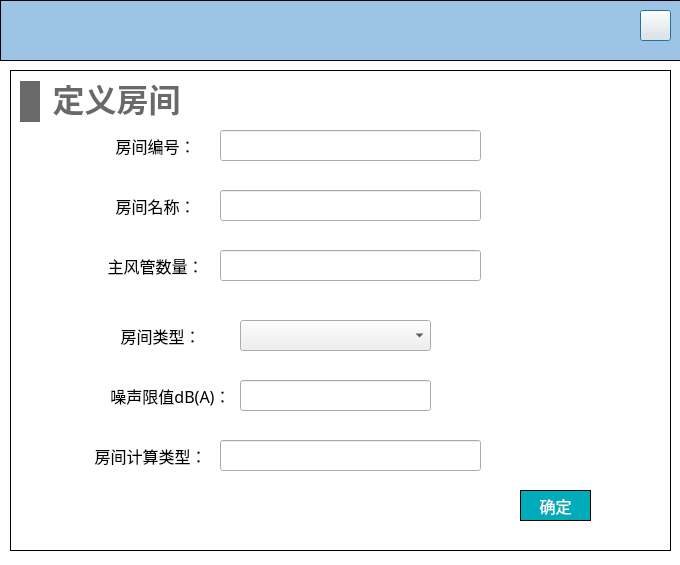
Qt form NoiseCalSoft/roomDefineForm/dialog_addroom.ui (haobana/NoiCal) before a commit.
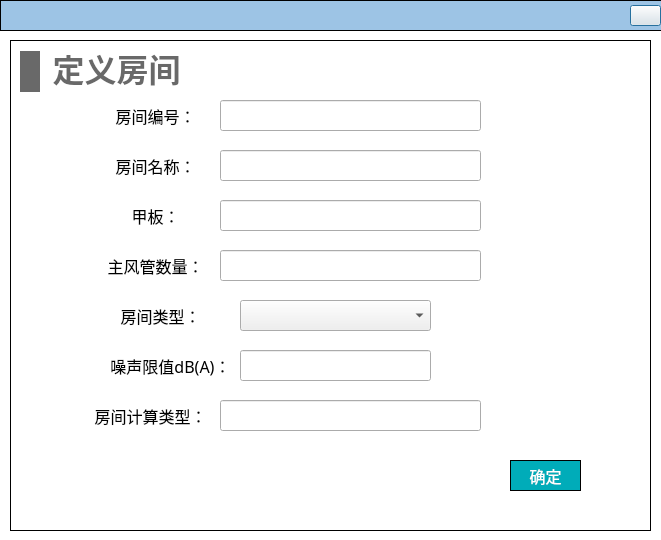
The same form after that commit. Icons and pictures are not drawn.

Patch:
```diff
--- a/NoiseCalSoft/roomDefineForm/dialog_addroom.ui
+++ b/NoiseCalSoft/roomDefineForm/dialog_addroom.ui
@@ -6,8 +6,8 @@
    <rect>
     <x>0</x>
     <y>0</y>
-    <width>680</width>
-    <height>565</height>
+    <width>661</width>
+    <height>540</height>
    </rect>
   </property>
   <property name="windowTitle">
@@ -25,7 +25,7 @@
      <x>0</x>
      <y>0</y>
      <width>681</width>
-     <height>61</height>
+     <height>31</height>
     </rect>
    </property>
    <property name="styleSheet">
@@ -39,10 +39,10 @@
    <widget class="QPushButton" name="close">
     <property name="geometry">
      <rect>
-      <x>640</x>
-      <y>10</y>
+      <x>630</x>
+      <y>5</y>
       <width>31</width>
-      <height>31</height>
+      <height>21</height>
      </rect>
     </property>
     <property name="styleSheet">
@@ -57,9 +57,9 @@
    <property name="geometry">
     <rect>
      <x>10</x>
-     <y>70</y>
-     <width>661</width>
-     <height>481</height>
+     <y>40</y>
+     <width>641</width>
+     <height>491</height>
     </rect>
    </property>
    <property name="styleSheet">
@@ -144,7 +144,7 @@
    <widget class="QPushButton" name="pushButton">
     <property name="geometry">
      <rect>
-      <x>510</x>
+      <x>500</x>
       <y>420</y>
       <width>71</width>
       <height>31</height>
@@ -180,7 +180,7 @@
     <property name="geometry">
      <rect>
       <x>210</x>
-      <y>180</y>
+      <y>210</y>
       <width>261</width>
       <height>31</height>
      </rect>
@@ -195,7 +195,7 @@
     <property name="geometry">
      <rect>
       <x>90</x>
-      <y>180</y>
+      <y>210</y>
       <width>111</width>
       <height>31</height>
      </rect>
@@ -269,7 +269,7 @@
     <property name="geometry">
      <rect>
       <x>100</x>
-      <y>250</y>
+      <y>260</y>
       <width>101</width>
       <height>31</height>
      </rect>
@@ -291,7 +291,7 @@
     <property name="geometry">
      <rect>
       <x>230</x>
-      <y>250</y>
+      <y>260</y>
       <width>191</width>
       <height>31</height>
      </rect>
@@ -323,7 +323,7 @@
     <property name="geometry">
      <rect>
       <x>80</x>
-      <y>370</y>
+      <y>360</y>
       <width>121</width>
       <height>31</height>
      </rect>
@@ -345,7 +345,7 @@
     <property name="geometry">
      <rect>
       <x>210</x>
-      <y>370</y>
+      <y>360</y>
       <width>261</width>
       <height>31</height>
      </rect>
@@ -360,7 +360,7 @@
     <property name="geometry">
      <rect>
       <x>100</x>
-      <y>120</y>
+      <y>110</y>
       <width>91</width>
       <height>31</height>
      </rect>
@@ -382,7 +382,44 @@
     <property name="geometry">
      <rect>
       <x>210</x>
-      <y>120</y>
+      <y>110</y>
+      <width>261</width>
+      <height>31</height>
+     </rect>
+    </property>
+    <property name="font">
+     <font>
+      <family>Microsoft YaHei</family>
+     </font>
+    </property>
+   </widget>
+   <widget class="QLabel" name="label_7">
+    <property name="geometry">
+     <rect>
+      <x>90</x>
+      <y>160</y>
+      <width>111</width>
+      <height>31</height>
+     </rect>
+    </property>
+    <property name="font">
+     <font>
+      <family>Microsoft YaHei</family>
+      <pointsize>12</pointsize>
+     </font>
+    </property>
+    <property name="text">
+     <string>甲板：</string>
+    </property>
+    <property name="alignment">
+     <set>Qt::AlignCenter</set>
+    </property>
+   </widget>
+   <widget class="QLineEdit" name="lineEdit_jiaban">
+    <property name="geometry">
+     <rect>
+      <x>210</x>
+      <y>160</y>
       <width>261</width>
       <height>31</height>
      </rect>
```
